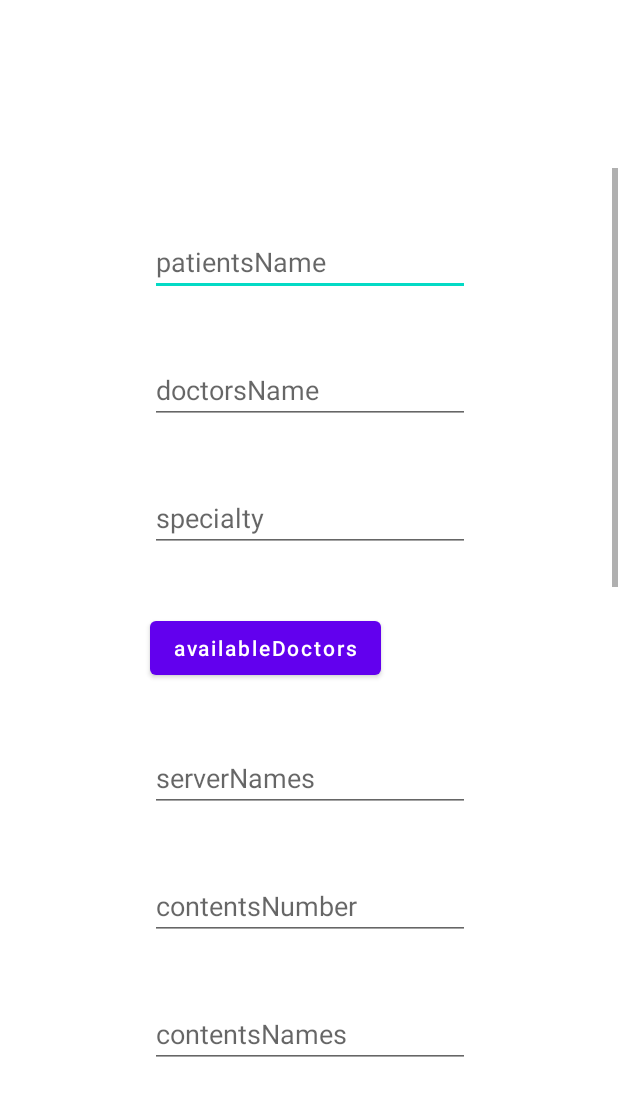
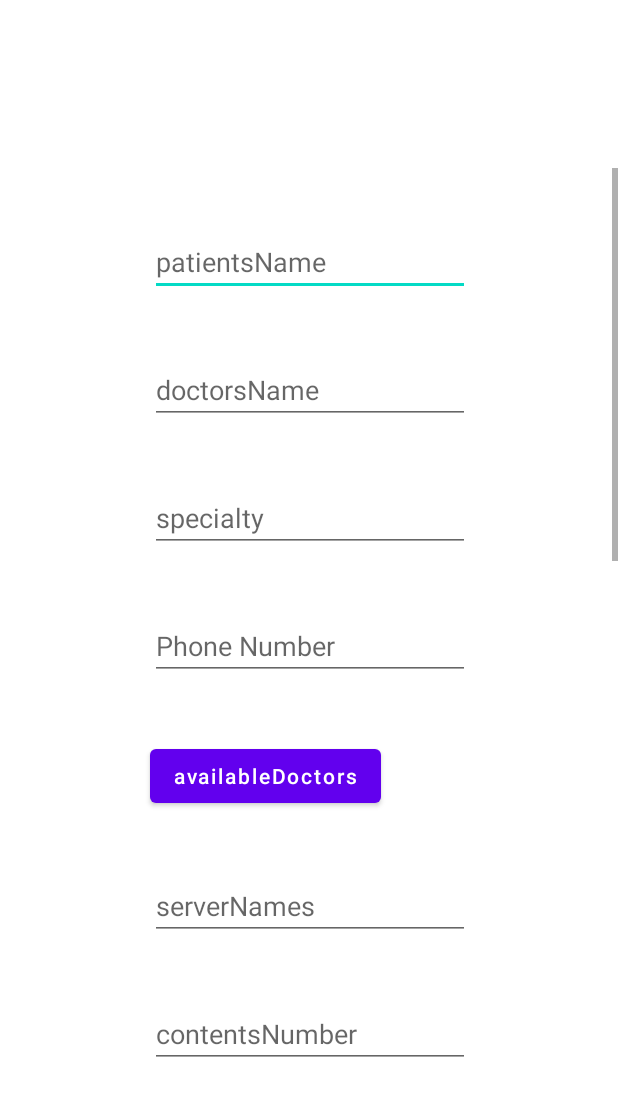
Before and after one commit to CCLab-2021/eHealthCare_Application, an Android app: the layout activity_create_d_b.xml on its own in the app's theme, with its tools: preview values and no code run, on a phone screen of 412 x 824 dp. Shown: the top 1096 px of the screen. Run offline under Robolectric (Android 15) with nearby library versions, the phone set to English and light mode, and no system bars.

Commit message:
feat : add db - doctor's phone number

```diff
--- a/CCN_eHealthCare/app/src/main/java/com/example/ccn_ehealthcare/createDB.kt
+++ b/CCN_eHealthCare/app/src/main/java/com/example/ccn_ehealthcare/createDB.kt
@@ -146,10 +146,11 @@ class createDB : AppCompatActivity() {
         val patientsName = patientsName_eT.text.toString()
         val doctorsName = doctorsName_eT.text.toString()
         val specialty = specialty_eT.text.toString()
+        val phoneNum = phoneNum_eT.text.toString()
 
         val patientsNameDB = databaseReference?.child(patientsName)
         val doctorsNameDB = patientsNameDB?.child(doctorsName)
-        doctorsNameDB?.setValue(MyDoctorsDB(specialty))
+        doctorsNameDB?.setValue(MyDoctorsDB(specialty, phoneNum))
     }
 //
 //    private fun dbforavailableServer() {
--- a/CCN_eHealthCare/app/src/main/java/com/example/ccn_ehealthcare/firebaseDB/MyDoctorsDB.kt
+++ b/CCN_eHealthCare/app/src/main/java/com/example/ccn_ehealthcare/firebaseDB/MyDoctorsDB.kt
@@ -1,5 +1,5 @@
 package com.example.ccn_ehealthcare.firebaseDB
 
-class MyDoctorsDB(val specialty : String) {
-    constructor() : this("")
+class MyDoctorsDB(val specialty : String, val phoneNum : String) {
+    constructor() : this("", "")
 }
--- a/CCN_eHealthCare/app/src/main/res/layout/activity_create_d_b.xml
+++ b/CCN_eHealthCare/app/src/main/res/layout/activity_create_d_b.xml
@@ -56,6 +56,17 @@
                     android:hint="specialty"
                     android:inputType="text"
                     android:layout_marginLeft="100dp" />
+
+                <EditText
+                    android:id="@+id/phoneNum_eT"
+                    android:layout_width="wrap_content"
+                    android:layout_height="wrap_content"
+                    android:layout_marginLeft="100dp"
+                    android:layout_marginTop="40dp"
+                    android:ems="10"
+                    android:hint="Phone Number"
+                    android:inputType="phone"
+                    android:maxLength="99999999" />
 
 
                 <Button
```
Also changed, not shown: CCN_eHealthCare/app/src/main/AndroidManifest.xml (+5 -5 lines).
